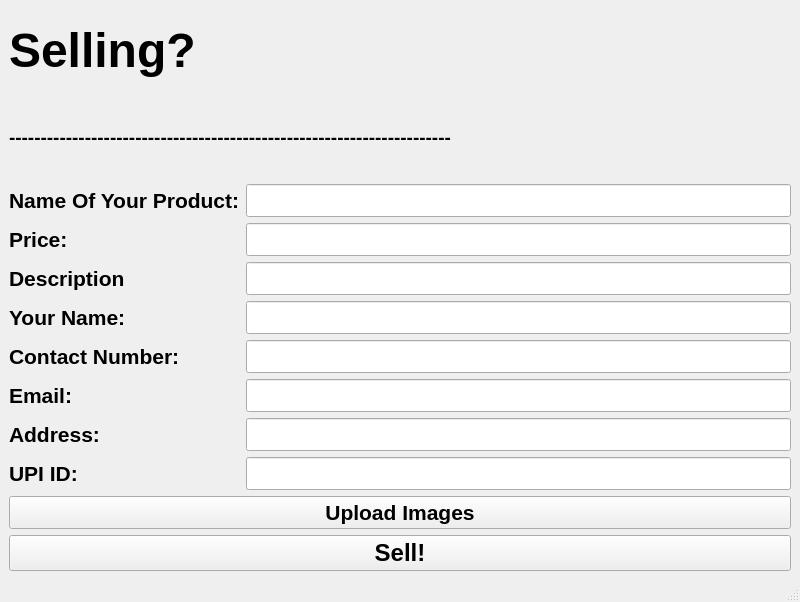
Above: sellPage.ui from anuragrao04/GrowPal before the change. Below: the same form after it.
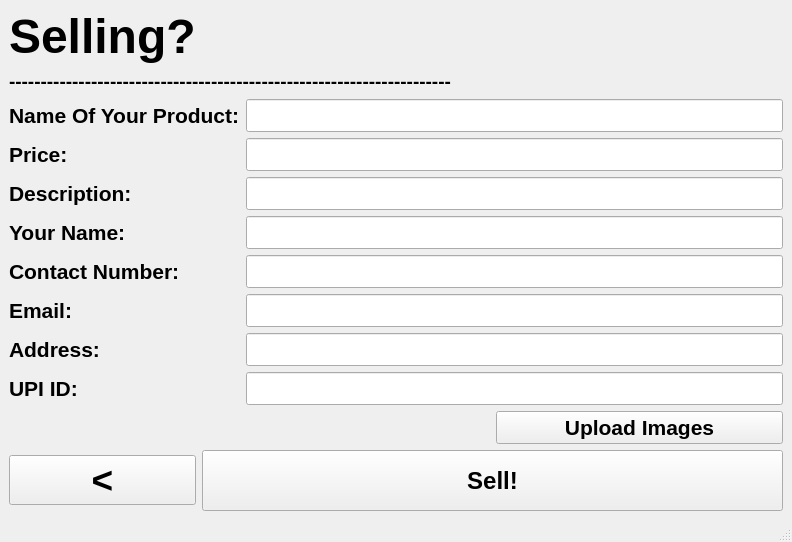
That is the form after the change.

Commit message: added back button and fixed global variable problem

Patch:
```diff
--- a/sellPage.ui
+++ b/sellPage.ui
@@ -2,34 +2,58 @@
 <ui version="4.0">
  <class>SellPage</class>
  <widget class="QMainWindow" name="SellPage">
-  <property name="geometry">
-   <rect>
-    <x>0</x>
-    <y>0</y>
-    <width>800</width>
-    <height>602</height>
-   </rect>
-  </property>
   <property name="windowTitle">
    <string>MainWindow</string>
   </property>
   <widget class="QWidget" name="centralwidget">
    <layout class="QGridLayout" name="gridLayout">
-    <item row="0" column="0" colspan="2">
-     <widget class="QLabel" name="label">
+    <item row="6" column="0">
+     <widget class="QPushButton" name="pushButton_back">
       <property name="font">
        <font>
-        <pointsize>36</pointsize>
+        <pointsize>28</pointsize>
         <weight>75</weight>
-        <italic>false</italic>
         <bold>true</bold>
        </font>
       </property>
       <property name="text">
-       <string>Selling?</string>
+       <string>&lt;</string>
       </property>
      </widget>
     </item>
+    <item row="6" column="1" colspan="2">
+     <widget class="QPushButton" name="pushButton_Sell">
+      <property name="minimumSize">
+       <size>
+        <width>581</width>
+        <height>61</height>
+       </size>
+      </property>
+      <property name="font">
+       <font>
+        <pointsize>18</pointsize>
+        <weight>75</weight>
+        <bold>true</bold>
+       </font>
+      </property>
+      <property name="text">
+       <string>Sell!</string>
+      </property>
+     </widget>
+    </item>
+    <item row="3" column="0" colspan="2">
+     <spacer name="horizontalSpacer">
+      <property name="orientation">
+       <enum>Qt::Horizontal</enum>
+      </property>
+      <property name="sizeHint" stdset="0">
+       <size>
+        <width>40</width>
+        <height>20</height>
+       </size>
+      </property>
+     </spacer>
+    </item>
     <item row="1" column="0" colspan="2">
      <widget class="QLabel" name="label_2">
       <property name="font">
@@ -44,7 +68,42 @@
       </property>
      </widget>
     </item>
-    <item row="2" column="0" rowspan="2" colspan="2">
+    <item row="0" column="0">
+     <widget class="QLabel" name="label">
+      <property name="font">
+       <font>
+        <pointsize>36</pointsize>
+        <weight>75</weight>
+        <italic>false</italic>
+        <bold>true</bold>
+       </font>
+      </property>
+      <property name="text">
+       <string>Selling?</string>
+      </property>
+     </widget>
+    </item>
+    <item row="3" column="2">
+     <widget class="QPushButton" name="pushButton_UploadImages">
+      <property name="minimumSize">
+       <size>
+        <width>0</width>
+        <height>0</height>
+       </size>
+      </property>
+      <property name="font">
+       <font>
+        <pointsize>16</pointsize>
+        <weight>75</weight>
+        <bold>true</bold>
+       </font>
+      </property>
+      <property name="text">
+       <string>Upload Images</string>
+      </property>
+     </widget>
+    </item>
+    <item row="2" column="0" colspan="3">
      <layout class="QFormLayout" name="formLayout">
       <item row="0" column="0">
        <widget class="QLabel" name="label_NameOfProd">
@@ -107,7 +166,7 @@
          </font>
         </property>
         <property name="text">
-         <string>Description</string>
+         <string>Description:</string>
         </property>
        </widget>
       </item>
@@ -247,45 +306,6 @@
       </item>
      </layout>
     </item>
-    <item row="3" column="1">
-     <widget class="QLabel" name="label_4">
-      <property name="text">
-       <string/>
-      </property>
-     </widget>
-    </item>
-    <item row="4" column="0" colspan="2">
-     <layout class="QVBoxLayout" name="verticalLayout">
-      <item>
-       <widget class="QPushButton" name="pushButton_UploadImages">
-        <property name="font">
-         <font>
-          <pointsize>16</pointsize>
-          <weight>75</weight>
-          <bold>true</bold>
-         </font>
-        </property>
-        <property name="text">
-         <string>Upload Images</string>
-        </property>
-       </widget>
-      </item>
-      <item>
-       <widget class="QPushButton" name="pushButton_Sell">
-        <property name="font">
-         <font>
-          <pointsize>18</pointsize>
-          <weight>75</weight>
-          <bold>true</bold>
-         </font>
-        </property>
-        <property name="text">
-         <string>Sell!</string>
-        </property>
-       </widget>
-      </item>
-     </layout>
-    </item>
    </layout>
   </widget>
   <widget class="QMenuBar" name="menubar">
```
Left out of the diff: 4 changed lines with no effect on the pictures. The commit also changes 2 other files.
